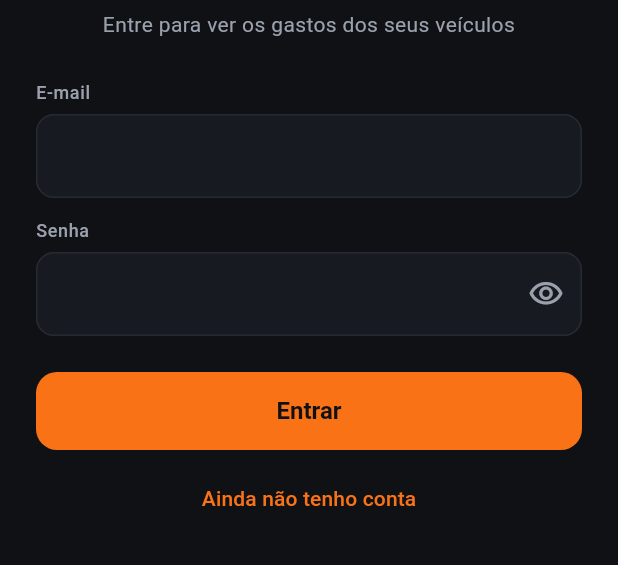
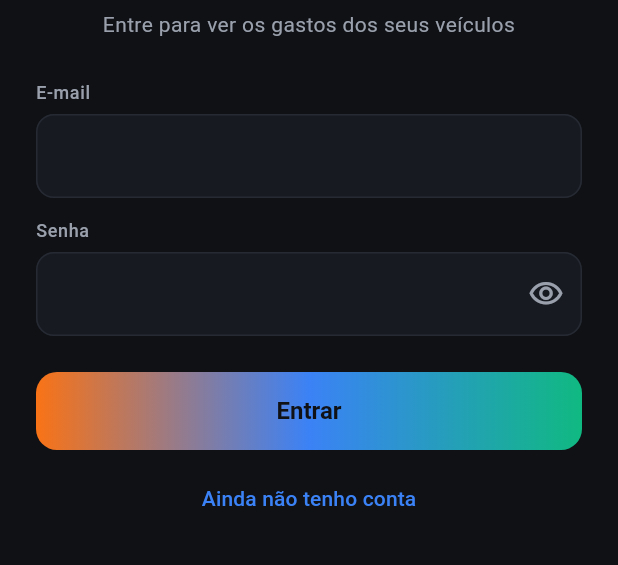
Before and after one commit to pedrocarvalho-13/nosso-combustivel, a Flutter app: the screen it shows after launch, on a phone screen of 412 x 824 dp, the part 441-1006 px from its top. Run offline on Flutter 3.47's test engine with Material 3 defaults, Android fonts, the phone set to English and light mode, and no system bars; our stand-ins replace dio, drift, drift_flutter, flutter_riverpod, flutter_secure_storage, go_router; accounts and stored records are empty; generated files the repository leaves out were written again.

Commit message:
style: telas de entrar e criar conta com as cores da logo
Co-Authored-By: Claude Opus 5.5 <noreply@anthropic.com>

```diff
--- a/app/lib/core/tema/cores_base.dart
+++ b/app/lib/core/tema/cores_base.dart
@@ -16,3 +16,10 @@ abstract final class CoresBase {
   static const alerta = Color(0xFFEF4444);
   static const atencao = Color(0xFFFACC15);
 }
+
+abstract final class CoresMarca {
+  static const laranja = Color(0xFFF97316);
+  static const azul = Color(0xFF3B82F6);
+  static const verde = Color(0xFF10B981);
+  static const degrade = [laranja, azul, verde];
+}
--- a/app/lib/ui/conta/conta_view.dart
+++ b/app/lib/ui/conta/conta_view.dart
@@ -48,7 +48,21 @@ class _ContaViewState extends ConsumerState<ContaView> {
     final textos = Theme.of(context).textTheme;
     final criando = widget.criandoConta;
 
-    return Scaffold(
+    return Theme(
+      data: Theme.of(context).copyWith(
+        colorScheme: esquema.copyWith(
+          primary: CoresMarca.azul,
+          primaryContainer: CoresMarca.azul.withValues(alpha: 0.16),
+        ),
+        inputDecorationTheme: Theme.of(context).inputDecorationTheme.copyWith(
+          focusedBorder: OutlineInputBorder(
+            borderRadius: BorderRadius.circular(12),
+            borderSide: const BorderSide(color: CoresMarca.azul, width: 1.5),
+          ),
+        ),
+        textSelectionTheme: const TextSelectionThemeData(cursorColor: CoresMarca.azul),
+      ),
+      child: Scaffold(
         body: SafeArea(
           child: Center(
             child: ConstrainedBox(
@@ -57,7 +71,14 @@ class _ContaViewState extends ConsumerState<ContaView> {
                 shrinkWrap: true,
                 padding: const EdgeInsets.all(24),
                 children: [
-                Center(child: Image.asset('assets/logo.png', width: 72, height: 72, semanticLabel: 'Logo do Nosso Combustível')),
+                  Center(
+                    child: Image.asset(
+                      'assets/logo.png',
+                      width: 72,
+                      height: 72,
+                      semanticLabel: 'Logo do Nosso Combustível',
+                    ),
+                  ),
                   const SizedBox(height: 16),
                   Text(
                     'Nosso Combustível',
@@ -132,14 +153,31 @@ class _ContaViewState extends ConsumerState<ContaView> {
                     ),
                   ],
                   const SizedBox(height: 24),
-                FilledButton(
+                  DecoratedBox(
+                    decoration: BoxDecoration(
+                      gradient: const LinearGradient(colors: CoresMarca.degrade),
+                      borderRadius: BorderRadius.circular(14),
+                    ),
+                    child: FilledButton(
+                      style: FilledButton.styleFrom(
+                        backgroundColor: Colors.transparent,
+                        disabledBackgroundColor: Colors.transparent,
+                        foregroundColor: CoresBase.fundoEscuro,
+                        shadowColor: Colors.transparent,
+                      ),
                       onPressed: estado.enviando ? null : _enviar,
                       child: estado.enviando
-                      ? const SizedBox(width: 22, height: 22, child: CircularProgressIndicator(strokeWidth: 2))
+                          ? const SizedBox(
+                              width: 22,
+                              height: 22,
+                              child: CircularProgressIndicator(strokeWidth: 2, color: CoresBase.fundoEscuro),
+                            )
                           : Text(criando ? 'Criar conta' : 'Entrar'),
+                    ),
                   ),
                   const SizedBox(height: 8),
                   TextButton(
+                    style: TextButton.styleFrom(foregroundColor: CoresMarca.azul),
                     onPressed: estado.enviando ? null : () => context.go(criando ? Rotas.entrar : Rotas.criarConta),
                     child: Text(criando ? 'Já tenho conta' : 'Ainda não tenho conta'),
                   ),
@@ -148,6 +186,7 @@ class _ContaViewState extends ConsumerState<ContaView> {
             ),
           ),
         ),
+      ),
     );
   }
 }
```
Lines whose indentation alone changed are shown as unchanged.
